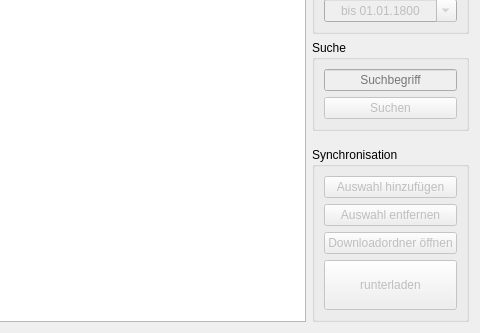
This is browser.ui in RobertKrajewski/Sync-my-L2P as Qt 5 draws it before an edit; both pictures show x 182 to 662 and y 304 to 637 of the 662 by 637 pixel window. The edited form follows.
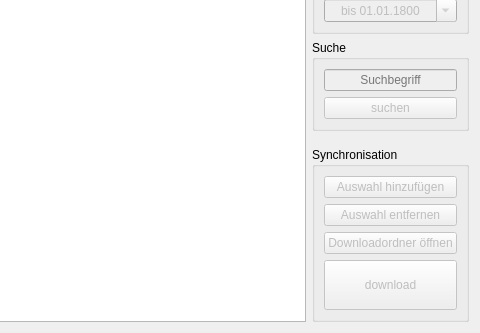
This is the edited form. Icons and pictures are not drawn.

Diff of the .ui file:
```diff
--- a/browser.ui
+++ b/browser.ui
@@ -247,7 +247,7 @@
          <bool>false</bool>
         </property>
         <property name="text">
-         <string>Suchen</string>
+         <string>suchen</string>
         </property>
         <property name="icon">
          <iconset resource="icons/icons.qrc">
@@ -328,7 +328,7 @@
          </size>
         </property>
         <property name="text">
-         <string>runterladen</string>
+         <string>download</string>
         </property>
         <property name="icon">
          <iconset resource="icons/icons.qrc">
```
